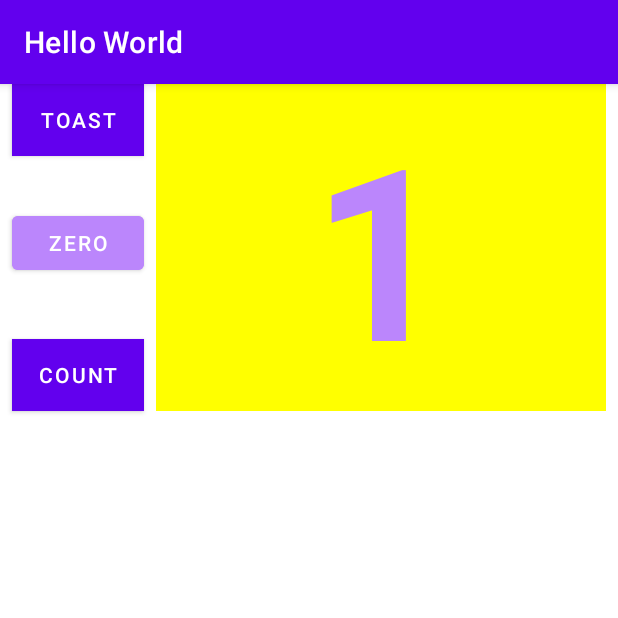
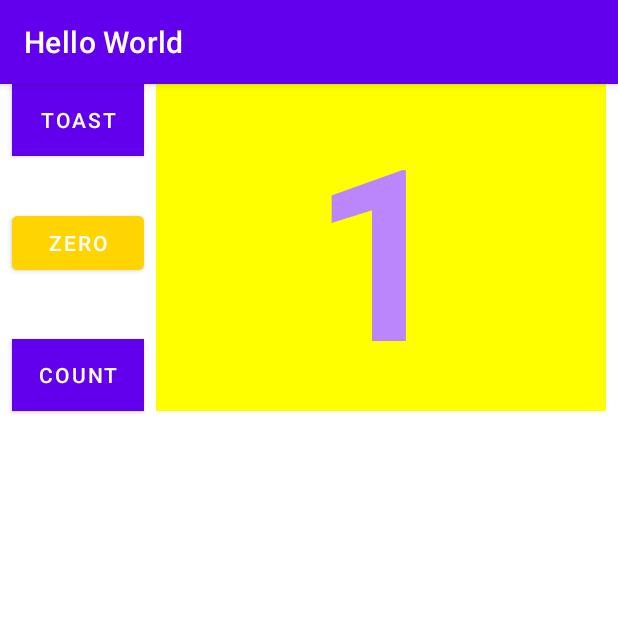
Before and after one commit to zodiacVG/IntelligentMobileDevelopment, an Android app: the screen it shows after launch (MainActivity), after a tap on "COUNT", on a phone screen of 412 x 824 dp, the top half of it. Run offline under Robolectric (Android 15) with nearby library versions, the phone set to English and light mode, and no system bars.

Commit message:
完成竖屏所有功能

```diff
--- a/lab2/app/src/main/java/com/example/helloworld/MainActivity.java
+++ b/lab2/app/src/main/java/com/example/helloworld/MainActivity.java
@@ -1,5 +1,6 @@
 package com.example.helloworld;
 
+import android.annotation.SuppressLint;
 import android.os.Bundle;
 import android.util.Log;
 import android.view.View;
@@ -25,8 +26,26 @@ public class MainActivity extends AppCompatActivity {
         toast.show();
     }
 
+    @SuppressLint("ResourceAsColor")
     public void countUp(View view) {
         mCount++;
+        if (mShowCount != null){
+            mShowCount.setText(Integer.toString(mCount)); //textview的settext方法
+            if(mCount % 2==0)
+                mShowCount.setTextColor(R.color.colorButtonPressed);
+            else
+//                mShowCount.setTextColor(R.color.colorPrimary);
+                    mShowCount.setTextColor(this.getResources().getColor(R.color.colorPrimary));
+        }
+
+    }
+
+    public void zeroCount(View view) {
+        if(mCount==0){
+            Toast toast2=Toast.makeText(this,"已经归零了！",Toast.LENGTH_SHORT);
+            toast2.show();
+        }
+        mCount=0;
         if (mShowCount != null)
             mShowCount.setText(Integer.toString(mCount)); //textview的settext方法
     }
--- a/lab2/app/src/main/res/drawable/button_colors_selector.xml
+++ b/lab2/app/src/main/res/drawable/button_colors_selector.xml
@@ -1,5 +1,5 @@
 <?xml version="1.0" encoding="utf-8"?>
 <selector xmlns:android="http://schemas.android.com/apk/res/android">
-    <item android:color="@color/colorPrimary" android:state_pressed="false"/>
+    <item android:color="@color/colorNormal" android:state_pressed="false"/>
     <item android:color="@color/colorButtonPressed" android:state_pressed="true"/>
 </selector>
--- /dev/null
+++ b/lab2/app/src/main/res/drawable/count_text_color.xml
@@ -0,0 +1,4 @@
+<?xml version="1.0" encoding="utf-8"?>
+<selector xmlns:android="http://schemas.android.com/apk/res/android">
+<item></item>
+</selector>
--- a/lab2/app/src/main/res/layout/activity_main.xml
+++ b/lab2/app/src/main/res/layout/activity_main.xml
@@ -114,6 +114,7 @@
         android:layout_marginLeft="8dp"
         android:layout_marginTop="82dp"
         android:backgroundTint="@drawable/button_colors_selector"
+        android:onClick="zeroCount"
         android:text="@string/button_label_zero"
         app:layout_constraintStart_toStartOf="parent"
         app:layout_constraintTop_toTopOf="parent" />
--- a/lab2/app/src/main/res/values/colors.xml
+++ b/lab2/app/src/main/res/values/colors.xml
@@ -9,4 +9,5 @@
     <color name="white">#FFFFFFFF</color>
     <color name="colorPrimary">#FFBB86FC</color>
     <color name="colorButtonPressed">#999d9c</color>
+    <color name="colorNormal">#ffd400</color>
 </resources>
```
